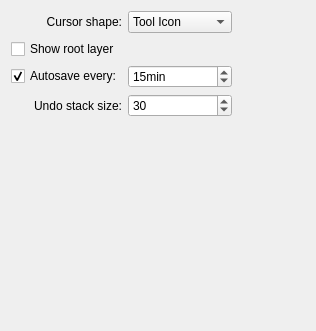
Before: the Qt Designer form krita/ui/forms/wdggeneralsettings.ui in KDE/krita, drawn with Qt 5.
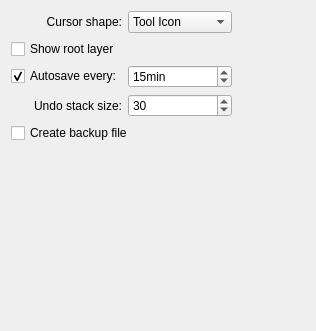
After: the same form once the commit is applied.

Commit message: add option to turn off creation of backup files BUG:242316

Diff of the .ui file:
```diff
--- a/krita/ui/forms/wdggeneralsettings.ui
+++ b/krita/ui/forms/wdggeneralsettings.ui
@@ -128,7 +128,7 @@
      </property>
     </widget>
    </item>
-   <item row="4" column="1">
+   <item row="5" column="1">
     <spacer name="spacer2">
      <property name="orientation">
       <enum>Qt::Vertical</enum>
@@ -144,6 +144,13 @@
      </property>
     </spacer>
    </item>
+   <item row="4" column="0" colspan="3">
+    <widget class="QCheckBox" name="m_backupFileCheckBox">
+     <property name="text">
+      <string>Create backup file </string>
+     </property>
+    </widget>
+   </item>
   </layout>
  </widget>
  <layoutdefault spacing="6" margin="11"/>
```
The commit also changes 4 other files.
